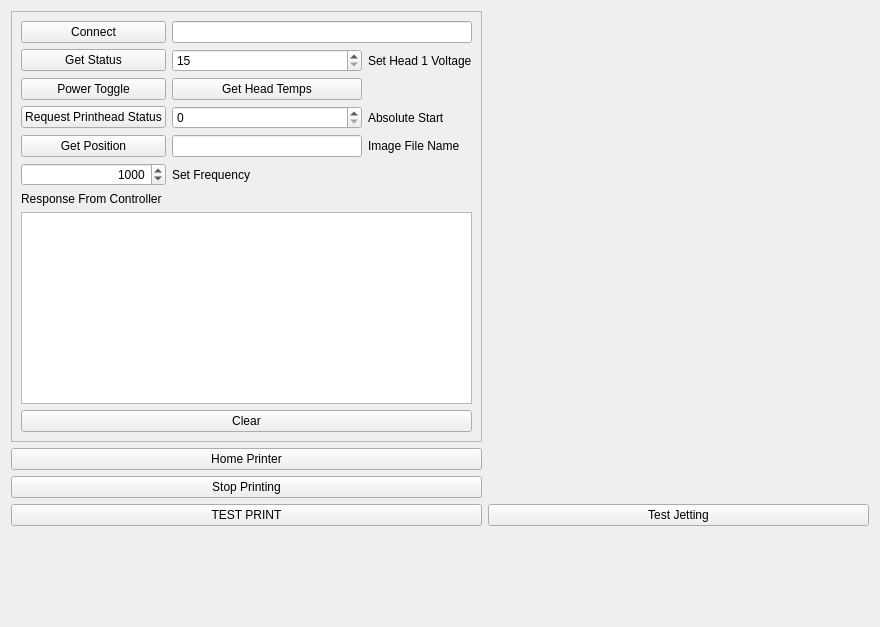
The window that src/ui/mjprintheadwidget.ui (BYUCreateResearchLab/CREATE_LAB_Binder_Jet_Printer) describes before a commit, drawn with Qt 5.
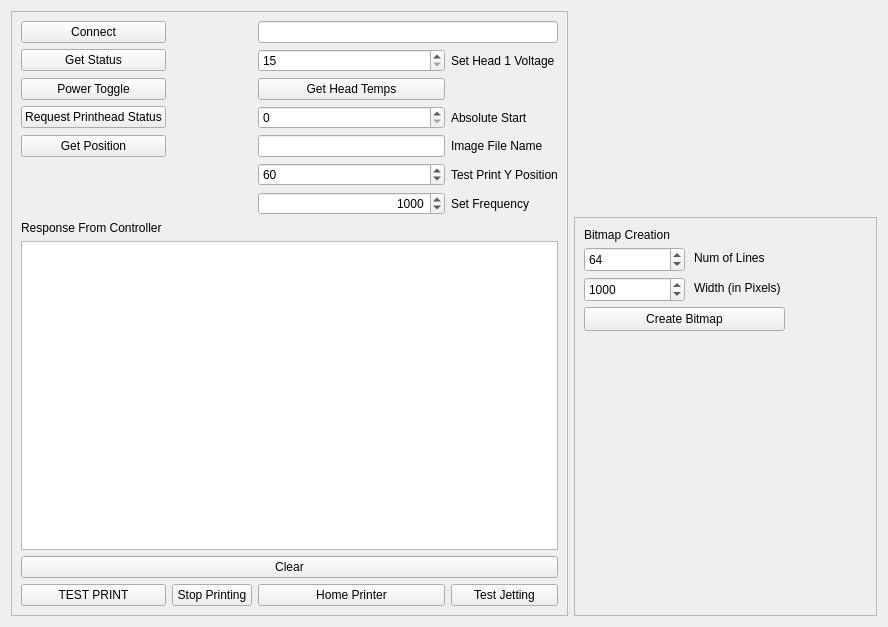
The same window after the commit.

Commit message: bitmap reconstruction and debugging

Diff of the .ui file:
```diff
--- a/src/ui/mjprintheadwidget.ui
+++ b/src/ui/mjprintheadwidget.ui
@@ -6,7 +6,7 @@
    <rect>
     <x>0</x>
     <y>0</y>
-    <width>880</width>
+    <width>888</width>
     <height>627</height>
    </rect>
   </property>
@@ -14,20 +14,7 @@
    <string>Form</string>
   </property>
   <layout class="QGridLayout" name="gridLayout">
-   <item row="9" column="0">
-    <spacer name="verticalSpacer">
-     <property name="orientation">
-      <enum>Qt::Orientation::Vertical</enum>
-     </property>
-     <property name="sizeHint" stdset="0">
-      <size>
-       <width>20</width>
-       <height>40</height>
-      </size>
-     </property>
-    </spacer>
-   </item>
-   <item row="5" column="0">
+   <item row="5" column="0" rowspan="3">
     <widget class="QFrame" name="frame">
      <property name="frameShape">
       <enum>QFrame::Shape::StyledPanel</enum>
@@ -36,23 +23,36 @@
       <enum>QFrame::Shadow::Raised</enum>
      </property>
      <layout class="QGridLayout" name="gridLayout_2">
-      <item row="1" column="2">
-       <widget class="QLabel" name="setVoltLabel">
+      <item row="0" column="2" colspan="2">
+       <widget class="QLineEdit" name="inputLineEdit">
+        <property name="minimumSize">
+         <size>
+          <width>300</width>
+          <height>0</height>
+         </size>
+        </property>
+       </widget>
+      </item>
+      <item row="10" column="2">
+       <widget class="QPushButton" name="homePrinterButton">
         <property name="text">
-         <string>Set Head 1 Voltage</string>
+         <string>Home Printer</string>
         </property>
        </widget>
       </item>
-      <item row="3" column="1">
-       <widget class="QSpinBox" name="setStartSpinBox">
-        <property name="minimum">
-         <number>0</number>
+      <item row="8" column="0" colspan="4">
+       <widget class="QPlainTextEdit" name="responseTextEdit">
+        <property name="acceptDrops">
+         <bool>false</bool>
         </property>
-        <property name="maximum">
-         <number>100000</number>
+        <property name="undoRedoEnabled">
+         <bool>false</bool>
         </property>
        </widget>
       </item>
+      <item row="4" column="2">
+       <widget class="QLineEdit" name="imageFileLineEdit"/>
+      </item>
       <item row="3" column="0">
        <widget class="QPushButton" name="requestPHStatusPushButton">
         <property name="text">
@@ -60,6 +60,81 @@
         </property>
        </widget>
       </item>
+      <item row="3" column="3">
+       <widget class="QLabel" name="setStartLabel">
+        <property name="text">
+         <string>Absolute Start</string>
+        </property>
+       </widget>
+      </item>
+      <item row="2" column="0">
+       <widget class="QPushButton" name="powerToggleButton">
+        <property name="text">
+         <string>Power Toggle</string>
+        </property>
+        <property name="checkable">
+         <bool>true</bool>
+        </property>
+        <property name="checked">
+         <bool>false</bool>
+        </property>
+       </widget>
+      </item>
+      <item row="3" column="2">
+       <widget class="QSpinBox" name="setStartSpinBox">
+        <property name="minimum">
+         <number>0</number>
+        </property>
+        <property name="maximum">
+         <number>100000</number>
+        </property>
+       </widget>
+      </item>
+      <item row="1" column="3">
+       <widget class="QLabel" name="setVoltLabel">
+        <property name="text">
+         <string>Set Head 1 Voltage</string>
+        </property>
+       </widget>
+      </item>
+      <item row="5" column="2">
+       <widget class="QSpinBox" name="testPrintYPosSpinBox">
+        <property name="maximum">
+         <number>120</number>
+        </property>
+        <property name="value">
+         <number>60</number>
+        </property>
+       </widget>
+      </item>
+      <item row="7" column="0">
+       <widget class="QLabel" name="responseLabel">
+        <property name="text">
+         <string>Response From Controller</string>
+        </property>
+       </widget>
+      </item>
+      <item row="10" column="3">
+       <widget class="QPushButton" name="testJetButton">
+        <property name="text">
+         <string>Test Jetting</string>
+        </property>
+       </widget>
+      </item>
+      <item row="5" column="3">
+       <widget class="QLabel" name="label">
+        <property name="text">
+         <string>Test Print Y Position</string>
+        </property>
+       </widget>
+      </item>
+      <item row="10" column="1">
+       <widget class="QPushButton" name="stopPrintingButton">
+        <property name="text">
+         <string>Stop Printing</string>
+        </property>
+       </widget>
+      </item>
       <item row="0" column="0">
        <widget class="QPushButton" name="connectButton">
         <property name="text">
@@ -67,7 +142,7 @@
         </property>
        </widget>
       </item>
-      <item row="1" column="1">
+      <item row="1" column="2">
        <widget class="QSpinBox" name="setVoltageSpinBox">
         <property name="minimum">
          <number>15</number>
@@ -77,10 +152,10 @@
         </property>
        </widget>
       </item>
-      <item row="8" column="0" colspan="3">
-       <widget class="QPushButton" name="clearButton">
+      <item row="4" column="3">
+       <widget class="QLabel" name="imageFileLabel">
         <property name="text">
-         <string>Clear</string>
+         <string>Image File Name</string>
         </property>
        </widget>
       </item>
@@ -91,36 +166,10 @@
         </property>
        </widget>
       </item>
-      <item row="3" column="2">
-       <widget class="QLabel" name="setStartLabel">
+      <item row="9" column="0" colspan="4">
+       <widget class="QPushButton" name="clearButton">
         <property name="text">
-         <string>Absolute Start</string>
-        </property>
-       </widget>
-      </item>
-      <item row="2" column="0">
-       <widget class="QPushButton" name="powerToggleButton">
-        <property name="text">
-         <string>Power Toggle</string>
-        </property>
-        <property name="checkable">
-         <bool>true</bool>
-        </property>
-        <property name="checked">
-         <bool>false</bool>
-        </property>
-       </widget>
-      </item>
-      <item row="5" column="0">
-       <widget class="QSpinBox" name="setFreqSpinBox">
-        <property name="alignment">
-         <set>Qt::AlignmentFlag::AlignRight|Qt::AlignmentFlag::AlignTrailing|Qt::AlignmentFlag::AlignVCenter</set>
-        </property>
-        <property name="maximum">
-         <number>10000</number>
-        </property>
-        <property name="value">
-         <number>1000</number>
+         <string>Clear</string>
         </property>
        </widget>
       </item>
@@ -131,68 +180,141 @@
         </property>
        </widget>
       </item>
-      <item row="5" column="1">
-       <widget class="QLabel" name="setFrequencyLabel">
+      <item row="10" column="0">
+       <widget class="QPushButton" name="testPrintButton">
         <property name="text">
-         <string>Set Frequency</string>
+         <string>TEST PRINT</string>
         </property>
        </widget>
       </item>
-      <item row="4" column="2">
-       <widget class="QLabel" name="imageFileLabel">
-        <property name="text">
-         <string>Image File Name</string>
-        </property>
-       </widget>
-      </item>
-      <item row="2" column="1">
+      <item row="2" column="2">
        <widget class="QPushButton" name="getHeadTempButton">
         <property name="text">
          <string>Get Head Temps</string>
         </property>
        </widget>
       </item>
-      <item row="7" column="0" colspan="3">
-       <widget class="QPlainTextEdit" name="responseTextEdit">
-        <property name="acceptDrops">
-         <bool>false</bool>
-        </property>
-        <property name="undoRedoEnabled">
-         <bool>false</bool>
-        </property>
-        <property name="textInteractionFlags">
-         <set>Qt::TextInteractionFlag::TextSelectableByKeyboard|Qt::TextInteractionFlag::TextSelectableByMouse</set>
-        </property>
-       </widget>
-      </item>
-      <item row="4" column="1">
-       <widget class="QLineEdit" name="imageFileLineEdit"/>
-      </item>
-      <item row="0" column="1" colspan="2">
-       <widget class="QLineEdit" name="inputLineEdit">
-        <property name="minimumSize">
-         <size>
-          <width>300</width>
-          <height>0</height>
-         </size>
-        </property>
-       </widget>
-      </item>
-      <item row="6" column="0">
-       <widget class="QLabel" name="responseLabel">
+      <item row="6" column="3">
+       <widget class="QLabel" name="setFrequencyLabel">
         <property name="text">
-         <string>Response From Controller</string>
+         <string>Set Frequency</string>
+        </property>
+       </widget>
+      </item>
+      <item row="6" column="2">
+       <widget class="QSpinBox" name="setFreqSpinBox">
+        <property name="alignment">
+         <set>Qt::AlignmentFlag::AlignRight|Qt::AlignmentFlag::AlignTrailing|Qt::AlignmentFlag::AlignVCenter</set>
+        </property>
+        <property name="maximum">
+         <number>10000</number>
+        </property>
+        <property name="value">
+         <number>1000</number>
         </property>
        </widget>
       </item>
      </layout>
     </widget>
    </item>
-   <item row="7" column="0">
-    <widget class="QPushButton" name="stopPrintingButton">
-     <property name="text">
-      <string>Stop Printing</string>
+   <item row="6" column="1" rowspan="2">
+    <widget class="QFrame" name="frame_2">
+     <property name="frameShape">
+      <enum>QFrame::Shape::StyledPanel</enum>
      </property>
+     <property name="frameShadow">
+      <enum>QFrame::Shadow::Raised</enum>
+     </property>
+     <widget class="QSpinBox" name="numLinesSpinBox">
+      <property name="geometry">
+       <rect>
+        <x>10</x>
+        <y>30</y>
+        <width>101</width>
+        <height>25</height>
+       </rect>
+      </property>
+      <property name="minimum">
+       <number>1</number>
+      </property>
+      <property name="maximum">
+       <number>1128</number>
+      </property>
+      <property name="value">
+       <number>64</number>
+      </property>
+     </widget>
+     <widget class="QLabel" name="label_2">
+      <property name="geometry">
+       <rect>
+        <x>120</x>
+        <y>30</y>
+        <width>81</width>
+        <height>21</height>
+       </rect>
+      </property>
+      <property name="text">
+       <string>Num of Lines</string>
+      </property>
+     </widget>
+     <widget class="QSpinBox" name="pixelWidthSpinBox">
+      <property name="geometry">
+       <rect>
+        <x>10</x>
+        <y>60</y>
+        <width>101</width>
+        <height>25</height>
+       </rect>
+      </property>
+      <property name="minimum">
+       <number>1</number>
+      </property>
+      <property name="maximum">
+       <number>1500</number>
+      </property>
+      <property name="value">
+       <number>1000</number>
+      </property>
+     </widget>
+     <widget class="QLabel" name="label_3">
+      <property name="geometry">
+       <rect>
+        <x>120</x>
+        <y>60</y>
+        <width>101</width>
+        <height>21</height>
+       </rect>
+      </property>
+      <property name="text">
+       <string>Width (in Pixels)</string>
+      </property>
+     </widget>
+     <widget class="QLabel" name="label_4">
+      <property name="geometry">
+       <rect>
+        <x>10</x>
+        <y>10</y>
+        <width>121</width>
+        <height>16</height>
+       </rect>
+      </property>
+      <property name="text">
+       <string>Bitmap Creation</string>
+      </property>
+     </widget>
+     <widget class="QPushButton" name="createBitmapButton">
+      <property name="geometry">
+       <rect>
+        <x>10</x>
+        <y>90</y>
+        <width>201</width>
+        <height>24</height>
+       </rect>
+      </property>
+      <property name="text">
+       <string>Create Bitmap</string>
+      </property>
+     </widget>
     </widget>
    </item>
    <item row="5" column="1">
@@ -208,27 +330,6 @@
      </property>
     </spacer>
    </item>
-   <item row="6" column="0">
-    <widget class="QPushButton" name="homePrinterButton">
-     <property name="text">
-      <string>Home Printer</string>
-     </property>
-    </widget>
-   </item>
-   <item row="8" column="1">
-    <widget class="QPushButton" name="testJetButton">
-     <property name="text">
-      <string>Test Jetting</string>
-     </property>
-    </widget>
-   </item>
-   <item row="8" column="0">
-    <widget class="QPushButton" name="testPrintButton">
-     <property name="text">
-      <string>TEST PRINT</string>
-     </property>
-    </widget>
-   </item>
   </layout>
  </widget>
  <resources/>
```
Left out of the diff: 3 changed lines with no effect on the pictures. The commit also changes 4 other files.
